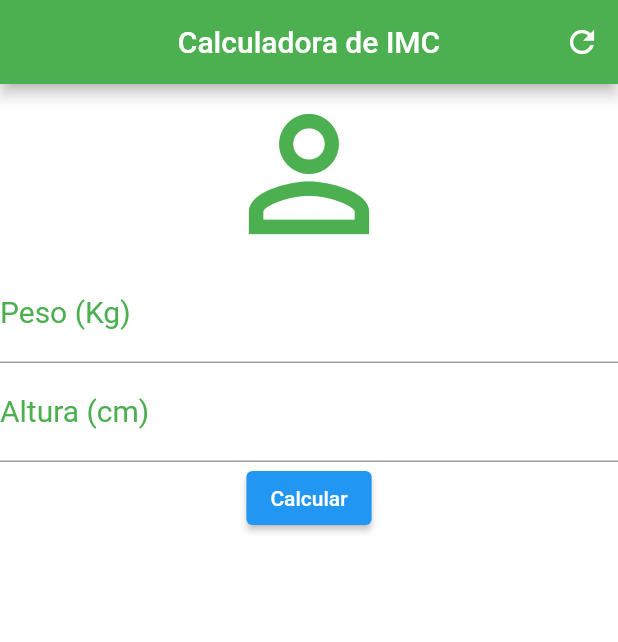
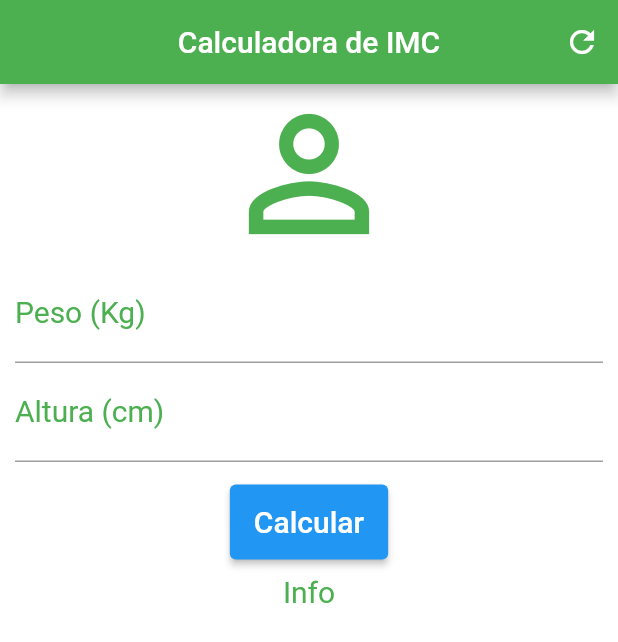
Before and after one commit to KailanySousa/AplicativosFlutter, a Flutter app: the screen it shows after launch, on a phone screen of 412 x 824 dp. Shown: the top 642 px of the screen. Run offline on Flutter 3.47's test engine with Material 2 defaults, Android fonts, the phone set to English and light mode, and no system bars.

Commit message:
scrollview e elevated button

```diff
--- a/CalculadoraIMC/app/lib/main.dart
+++ b/CalculadoraIMC/app/lib/main.dart
@@ -34,7 +34,9 @@ class _HomePageState extends State<HomePage> {
         ],
       ),
       backgroundColor: Colors.white,
-      body: Column(
+      body: SingleChildScrollView(
+        padding: EdgeInsets.fromLTRB(10, 0, 10, 0),
+        child: Column(
           crossAxisAlignment: CrossAxisAlignment.center,
           children: <Widget>[
             Icon(
@@ -70,11 +72,32 @@ class _HomePageState extends State<HomePage> {
                 fontSize: 20,
               ),
             ),
-          ElevatedButton(
-            child: Text('Calcular'),
+            Padding(
+              padding: const EdgeInsets.only(top: 15, bottom: 10),
+              child: Container(
+                height: 50,
+                child: ElevatedButton(
+                  child: Text(
+                    'Calcular',
+                    style: TextStyle(
+                      color: Colors.white,
+                      fontSize: 20,
+                    ),
+                  ),
                   onPressed: () {},
                 ),
+              ),
+            ),
+            Text(
+              'Info',
+              textAlign: TextAlign.center,
+              style: TextStyle(
+                color: Colors.green,
+                fontSize: 20,
+              ),
+            ),
           ],
+        ),
       ),
     );
   }
```
Lines whose indentation alone changed are shown as unchanged.
